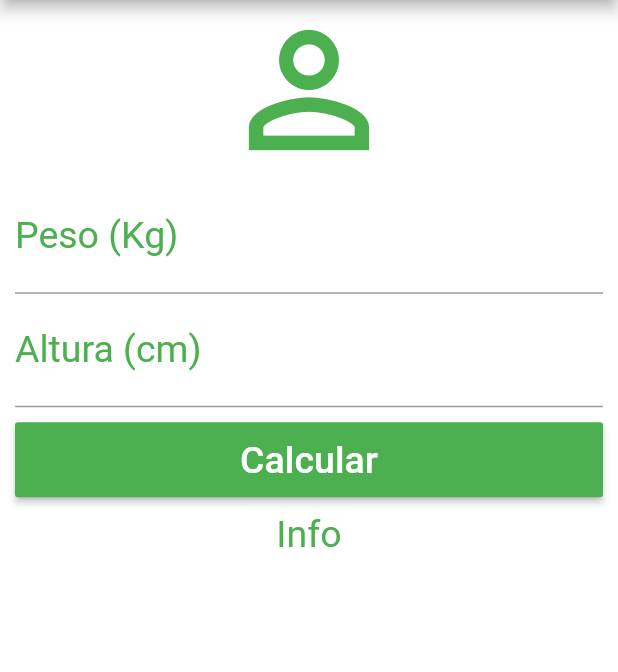
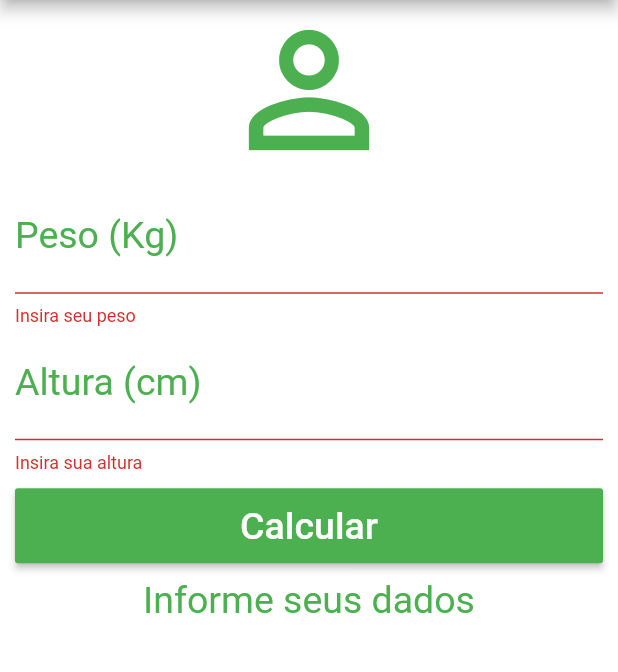
Before and after one commit to murilobeltrame/learn-flutter-bmicalculator, a Flutter app: the screen it shows after launch, after a tap on "Calcular", on a phone screen of 412 x 824 dp, the part 84-756 px from its top. Run offline on Flutter 3.47's test engine with Material 2 defaults, Android fonts, the phone set to English and light mode, and no system bars.

```diff
--- a/lib/main.dart
+++ b/lib/main.dart
@@ -12,6 +12,42 @@ class Home extends StatefulWidget {
 }
 
 class _HomeState extends State<Home> {
+
+  GlobalKey<FormState> _formKey = GlobalKey<FormState>();
+
+  TextEditingController weightController = TextEditingController();
+  TextEditingController heightController = TextEditingController();
+  String _infoText = "Informe seus dados";
+
+  void _resetFields() {
+    weightController.text = "";
+    heightController.text = "";
+    setState(() {
+      _infoText = "Informe seus dados";
+      _formKey = GlobalKey<FormState>();
+    });
+  }
+
+  void _calculate() {
+    setState(() {
+      double height = double.parse(heightController.text) / 100;
+      double weight = double.parse(weightController.text);
+      double imc = weight / (height * height);
+      print(imc);
+
+      String msg;
+
+      if (imc < 18.6) msg = 'Abaixo do peso';
+      else if (imc >= 40) msg = 'Obesidade grau III';
+      else if (imc >= 34.9) msg = 'Obesidade grau II';
+      else if (imc >= 29.9) msg = 'Obesidade grau I';
+      else if (imc >= 24.9) msg = 'Levemente acima do peso';
+      else if (imc >= 18.6) msg = 'Peso ideal';
+
+      _infoText = '$msg (${imc.toStringAsPrecision(3)})';
+    });
+  }
+
   @override
   Widget build(BuildContext context) {
     return Scaffold(
@@ -22,13 +58,15 @@ class _HomeState extends State<Home> {
         actions: <Widget>[
           IconButton(
             icon: Icon(Icons.refresh),
-            onPressed: (){},
+            onPressed: _resetFields,
           )
         ],
       ),
       backgroundColor: Colors.white,
       body: SingleChildScrollView(
         padding: EdgeInsets.fromLTRB(10.0, 0, 10.0, 0),
+        child: Form(
+          key: _formKey,
           child: Column(
             crossAxisAlignment: CrossAxisAlignment.stretch,
             children: <Widget>[
@@ -37,7 +75,7 @@ class _HomeState extends State<Home> {
                 size: 120.0,
                 color: Colors.green,
               ),
-            TextField(
+              TextFormField(
                 keyboardType: TextInputType.number,
                 decoration: InputDecoration(
                     labelText: 'Peso (Kg)',
@@ -45,8 +83,14 @@ class _HomeState extends State<Home> {
                 ),
                 textAlign: TextAlign.center,
                 style: TextStyle(color: Colors.green, fontSize: 25.0),
+                controller: weightController,
+                validator: (value){
+                  if (value.isEmpty) {
+                    return 'Insira seu peso';
+                  }
+                },
               ),
-            TextField(
+              TextFormField(
                 keyboardType: TextInputType.number,
                 decoration: InputDecoration(
                     labelText: 'Altura (cm)',
@@ -54,6 +98,12 @@ class _HomeState extends State<Home> {
                 ),
                 textAlign: TextAlign.center,
                 style: TextStyle(color: Colors.green, fontSize: 25.0),
+                controller: heightController,
+                validator: (value){
+                  if (value.isEmpty) {
+                    return 'Insira sua altura';
+                  }
+                },
               ),
               Padding(
                 padding: EdgeInsets.only(top:10.0, bottom: 10.0),
@@ -68,12 +118,16 @@ class _HomeState extends State<Home> {
                       ),
                     ),
                     color: Colors.green,
-                  onPressed: (){},
+                    onPressed: () {
+                      if (_formKey.currentState.validate()) {
+                        _calculate();
+                      }
+                    },
                   ),
                 ),
               ),
               Text(
-              'Info',
+                _infoText,
                 textAlign: TextAlign.center,
                 style: TextStyle(
                     color: Colors.green,
@@ -83,6 +137,7 @@ class _HomeState extends State<Home> {
             ],
           ),
         ),
+      ),
     );
   }
 }
```
Lines whose indentation alone changed are shown as unchanged.
